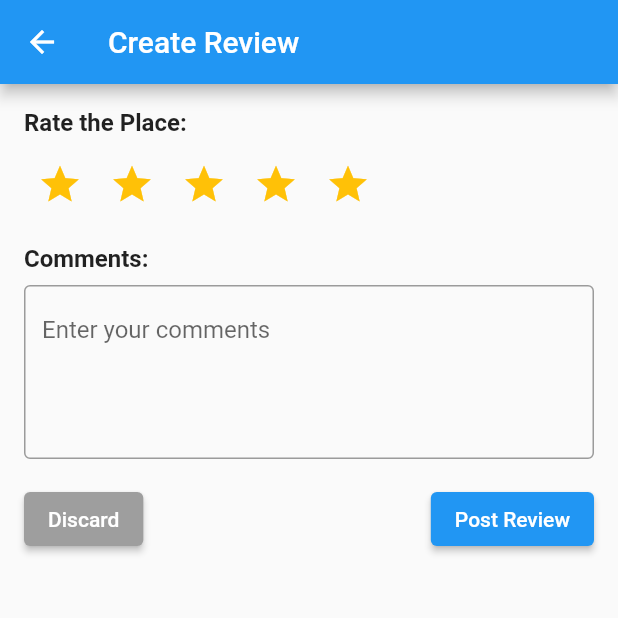
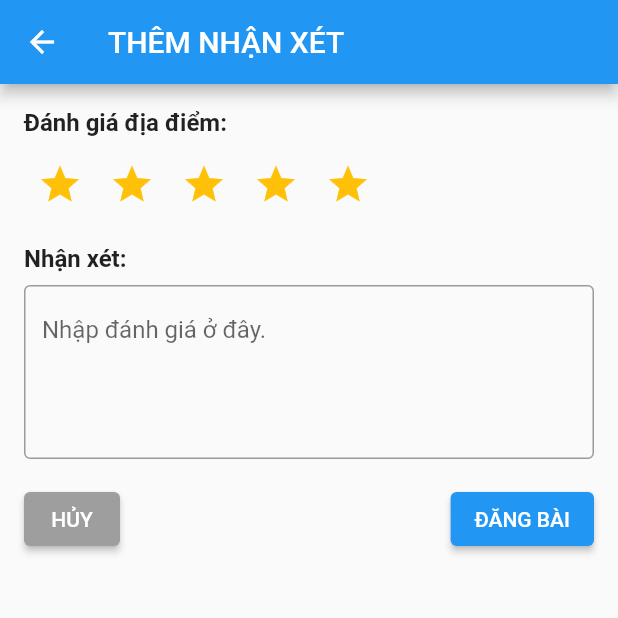
Before and after one commit to HyperionV/stour, a Flutter app: the ReviewScreen screen opened directly, after a tap on the "add" icon, on a phone screen of 412 x 824 dp, the top half of it. Run offline on Flutter 3.47's test engine with Material 2 defaults, Android fonts, the phone set to English and light mode, and no system bars; our stand-ins replace cloud_firestore, curved_navigation_bar, firebase_core, flutter_neumorphic, geocoding, geolocator and 2 more; accounts and stored records are empty; network calls fail.

Commit message:
Sửa Chữ Tiếng Việt

```diff
--- a/lib/screens/create_review_screen.dart
+++ b/lib/screens/create_review_screen.dart
@@ -1,6 +1,5 @@
 import 'package:flutter/material.dart';
 import 'package:stour/util/reviews.dart';
-import 'package:stour/screens/review_screen.dart';
 import 'package:flutter/material.dart';
 import 'package:stour/util/reviews.dart';
 
@@ -17,7 +16,7 @@ class _CreateReviewScreenState extends State<CreateReviewScreen> {
   Widget build(BuildContext context) {
     return Scaffold(
       appBar: AppBar(
-        title: Text('Create Review'),
+        title: Text('THÊM NHẬN XÉT'),
       ),
       body: Padding(
         padding: EdgeInsets.all(16.0),
@@ -25,7 +24,7 @@ class _CreateReviewScreenState extends State<CreateReviewScreen> {
           crossAxisAlignment: CrossAxisAlignment.start,
           children: [
             Text(
-              'Rate the Place:',
+              'Đánh giá địa điểm:',
               style: TextStyle(fontSize: 16, fontWeight: FontWeight.bold),
             ),
             SizedBox(height: 8),
@@ -40,7 +39,7 @@ class _CreateReviewScreenState extends State<CreateReviewScreen> {
             ),
             SizedBox(height: 16),
             Text(
-              'Comments:',
+              'Nhận xét:',
               style: TextStyle(fontSize: 16, fontWeight: FontWeight.bold),
             ),
             SizedBox(height: 8),
@@ -48,7 +47,7 @@ class _CreateReviewScreenState extends State<CreateReviewScreen> {
               controller: commentController,
               maxLines: 4,
               decoration: InputDecoration(
-                hintText: 'Enter your comments',
+                hintText: 'Nhập đánh giá ở đây.',
                 border: OutlineInputBorder(),
               ),
             ),
@@ -61,7 +60,7 @@ class _CreateReviewScreenState extends State<CreateReviewScreen> {
                     // Discard the review and navigate back to the previous screen
                     Navigator.pop(context);
                   },
-                  child: Text('Discard'),
+                  child: Text('HỦY'),
                   style: ElevatedButton.styleFrom(
                     backgroundColor: Colors.grey,
                   ),
@@ -82,7 +81,7 @@ class _CreateReviewScreenState extends State<CreateReviewScreen> {
                     );
                     Navigator.pop(context, newReview);
                   },
-                  child: Text('Post Review'),
+                  child: Text('ĐĂNG BÀI'),
                 ),
               ],
             ),
--- a/lib/screens/review_screen.dart
+++ b/lib/screens/review_screen.dart
@@ -17,7 +17,7 @@ class _ReviewScreenState<Reviews> extends State<ReviewScreen> {
     return Scaffold(
       appBar: AppBar(
         title: const Text(
-          'Rate & Review',
+          'ĐÁNH GIÁ',
           style: TextStyle(
             fontSize: 24,
             fontWeight: FontWeight.bold,
--- a/lib/util/const.dart
+++ b/lib/util/const.dart
@@ -5,14 +5,15 @@ class Constants {
 
   //Colors for theme
   static Color lightPrimary = const Color.fromARGB(255, 66, 98, 19);
-  static Color text = const Color.fromARGB(255, 35, 52, 10);
+  static Color text =
+      const Color.fromARGB(255, 35, 52, 10); // chỉnh icon với lại text
   static Color darkPrimary = const Color(0xFFc3ff68);
-  static Color lightgreen = const Color(0xFFc3ff68);
+  static Color lightgreen = const Color(0xFFc3ff68); // nền màu button
   static Color darkgreen = const Color.fromARGB(255, 66, 98, 19);
   static Color lightAccent = const Color(0xFF848ccf);
   static Color darkAccent = const Color.fromARGB(255, 183, 189, 240);
   static Color lightpp = const Color.fromARGB(255, 183, 189, 240);
-  static Color darkpp = const Color(0xFF848ccf);
+  static Color darkpp = const Color(0xFF848ccf); // màu shadow
   static Color lightBG = const Color.fromARGB(250, 255, 255, 255);
   static Color darkBG = const Color.fromARGB(0, 0, 0, 0);
   static Color ratingBG = const Color(0xFFfff000);
--- a/lib/widgets/review_card.dart
+++ b/lib/widgets/review_card.dart
@@ -63,7 +63,7 @@ class ReviewWidget extends StatelessWidget {
   @override
   Widget build(BuildContext context) {
     return Padding(
-      padding: EdgeInsets.all(16.0),
+      padding: const EdgeInsets.all(16.0),
       child: Row(
         crossAxisAlignment: CrossAxisAlignment.start,
         children: [
@@ -78,7 +78,7 @@ class ReviewWidget extends StatelessWidget {
               children: [
                 Text(
                   review.name,
-                  style: TextStyle(
+                  style: const TextStyle(
                     fontSize: 18,
                     fontWeight: FontWeight.bold,
                   ),
@@ -86,7 +86,7 @@ class ReviewWidget extends StatelessWidget {
                 const SizedBox(height: 8),
                 Row(
                   children: [
-                    Icon(
+                    const Icon(
                       Icons.star,
                       color: Color(0xFFFFD700),
                       size: 16,
@@ -94,7 +94,7 @@ class ReviewWidget extends StatelessWidget {
                     const SizedBox(width: 4),
                     Text(
                       review.score,
-                      style: TextStyle(
+                      style: const TextStyle(
                         fontSize: 14,
                         fontWeight: FontWeight.bold,
                       ),
@@ -104,7 +104,7 @@ class ReviewWidget extends StatelessWidget {
                       child: LinearProgressIndicator(
                         value: double.parse(review.score) / 5.0,
                         backgroundColor: Colors.grey[300],
-                        valueColor: AlwaysStoppedAnimation<Color>(Colors.amber),
+                        valueColor: const AlwaysStoppedAnimation<Color>(Colors.amber),
                       ),
                     ),
                   ],
@@ -112,7 +112,7 @@ class ReviewWidget extends StatelessWidget {
                 const SizedBox(height: 8),
                 Text(
                   review.content,
-                  style: TextStyle(fontSize: 16),
+                  style: const TextStyle(fontSize: 16),
                 ),
               ],
             ),
```
